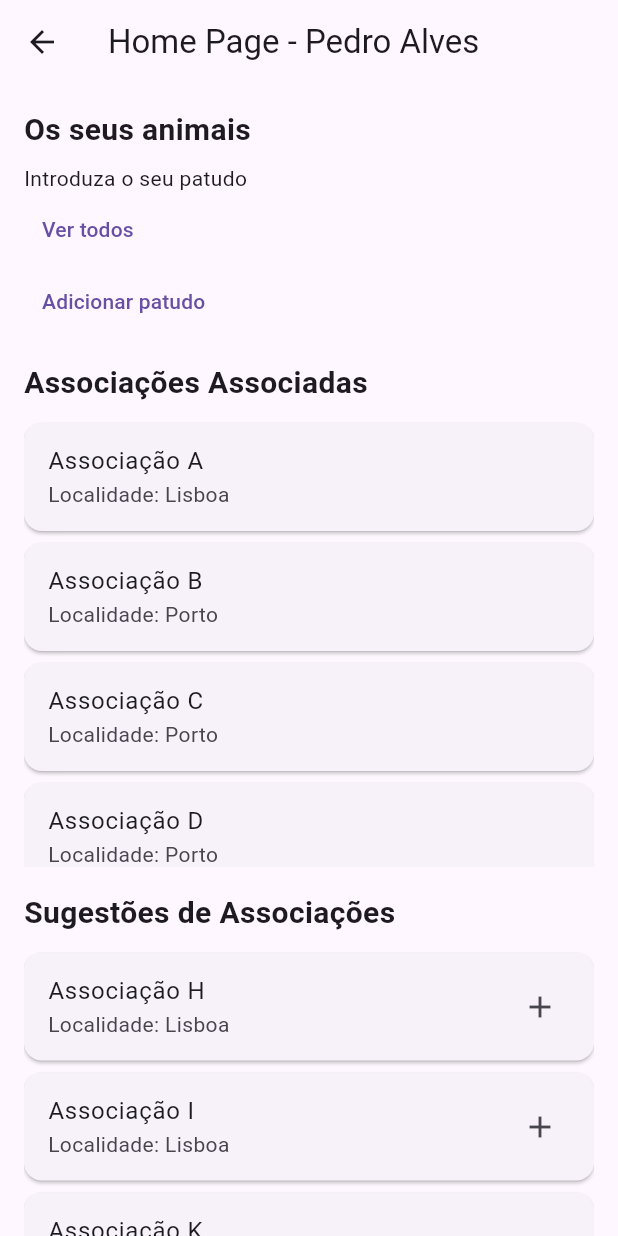
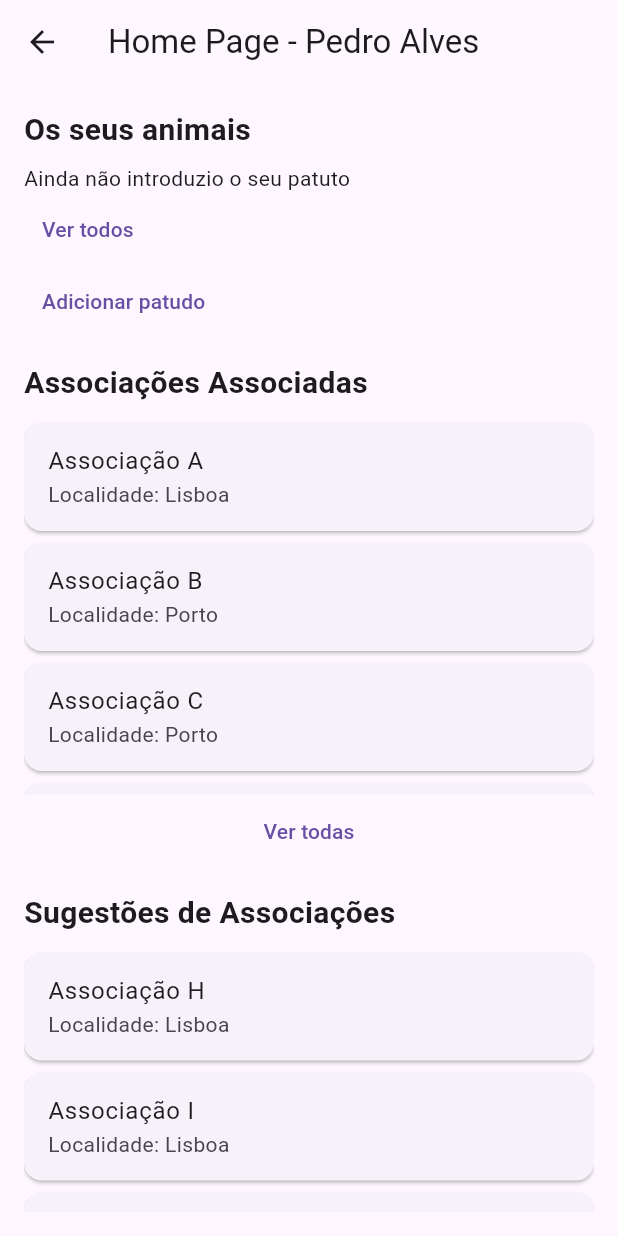
Before and after one commit to DEISI-ULHT-TFC-2024-25/TFC-Aluno2116-PetMatch, a Flutter app: the UtilizadorHomeScreen screen opened directly, on a phone screen of 412 x 824 dp. Run offline on Flutter 3.47's test engine with Material 3 defaults, Android fonts, the phone set to English and light mode, and no system bars; our stand-ins replace cloud_firestore, firebase_auth, firebase_core, go_router, google_maps_flutter; accounts and stored records are empty; generated files the repository leaves out were written again.

Commit message:
novo screen para ver lista de associações

```diff
--- a/lib/documents/passearCao.dart
+++ b/lib/documents/passearCao.dart
@@ -102,7 +102,7 @@ class _PassearCaoScreenState extends State<PassearCaoScreen> {
             TextField(controller: portePesoController, decoration: InputDecoration(labelText: "Porte/Peso")),
 
             CheckboxListTile(
-              title: Text("Castrado/Estrelizada"),
+              title: Text("Castrado/Esterelizada"),
               value: estaEsterilizado,
               onChanged: (bool? value) {
                 setState(() {
--- a/lib/screens/utilizadorHomeScreen.dart
+++ b/lib/screens/utilizadorHomeScreen.dart
@@ -5,6 +5,7 @@ import 'package:tinder_para_caes/screens/vizualizarAssociacaoScreen.dart';
 import 'package:tinder_para_caes/models/animal.dart';
 import 'package:tinder_para_caes/screens/adicionarAnimalScreen.dart';
 import 'package:tinder_para_caes/screens/allAnimalsList.dart';
+import 'package:tinder_para_caes/screens/allAssociacoesList.dart';
 
 class UtilizadorHomeScreen extends StatelessWidget {
   @override
@@ -31,7 +32,7 @@ class UtilizadorHomeScreen extends StatelessWidget {
               ),
               SizedBox(height: 8.0),
               animais.isEmpty
-                  ? Text("Introduza o seu patudo")
+                  ? Text("Ainda não introduzio o seu patuto")
                   : Row(
                 children: [
                   ...animais.take(3).map((animal) => Expanded(
@@ -82,7 +83,7 @@ class UtilizadorHomeScreen extends StatelessWidget {
                     Expanded(
                       child: ListView.builder(
                         shrinkWrap: true,
-                        physics: NeverScrollableScrollPhysics(),
+                        //physics: NeverScrollableScrollPhysics(),
                         itemCount: associacoesEnvolvido.length > 4 ? 4 : associacoesEnvolvido.length,
                         itemBuilder: (context, index) {
                           final associacao = associacoesEnvolvido[index];
@@ -104,9 +105,11 @@ class UtilizadorHomeScreen extends StatelessWidget {
                         },
                       ),
                     ),
-                    if (associacoesEnvolvido.length > 4)
                     TextButton(
                       onPressed: () {
+                        Navigator.push(
+                            context, MaterialPageRoute(builder: (context) => AllAssociacoesList(associacoes: associacoesEnvolvido))
+                        );
                         // Ação para ver todas as associações
                       },
                       child: Text("Ver todas"),
@@ -127,7 +130,6 @@ class UtilizadorHomeScreen extends StatelessWidget {
                     Expanded(
                       child: ListView.builder(
                         shrinkWrap: true,
-                        physics: NeverScrollableScrollPhysics(),
                         itemCount: sugestoesAssociacoes.length > 4 ? 4 : sugestoesAssociacoes.length,
                         itemBuilder: (context, index) {
                           final associacao = sugestoesAssociacoes[index];
@@ -136,7 +138,6 @@ class UtilizadorHomeScreen extends StatelessWidget {
                             child: ListTile(
                               title: Text(associacao.name),
                               subtitle: Text("Localidade: ${associacao.local}"),
-                              trailing: Icon(Icons.add),
                               onTap: () {
                                 Navigator.push(
                                   context,
@@ -150,9 +151,11 @@ class UtilizadorHomeScreen extends StatelessWidget {
                         },
                       ),
                     ),
-                    if (sugestoesAssociacoes.length > 4)
                     TextButton(
                       onPressed: () {
+                        Navigator.push(
+                            context, MaterialPageRoute(builder: (context) => AllAssociacoesList(associacoes: associacoesEnvolvido))
+                        );
                         // Ação para ver todas as sugestões
                       },
                       child: Text("Ver todas"),
--- a/lib/screens/vizualizarAssociacaoScreen.dart
+++ b/lib/screens/vizualizarAssociacaoScreen.dart
@@ -81,7 +81,7 @@ class _VizualizarAssociacaoScreenState extends State<VizualizarAssociacaoScreen>
                           crossAxisAlignment: CrossAxisAlignment.start,
                           children: [
                             Text(
-                              "Animais Disponíveis:",
+                              "Animais da associação:",
                               style: TextStyle(fontSize: 18, fontWeight: FontWeight.bold),
                             ),
                             SizedBox(height: 10),
```
Also changed, not shown: lib/screens/allAssociacoesList.dart (added, +58 -0 lines). Lines whose indentation alone changed are shown as unchanged.
